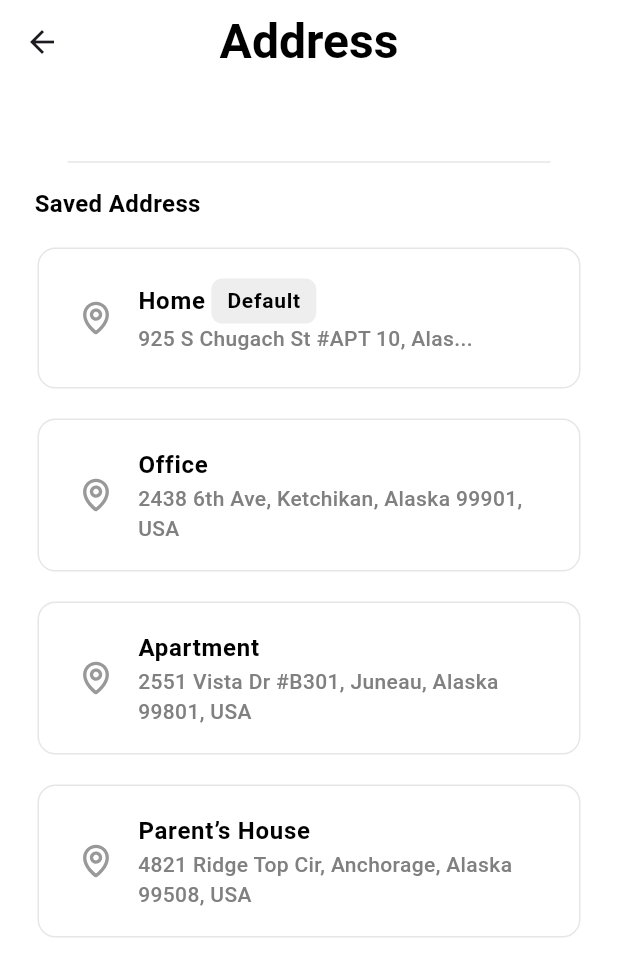
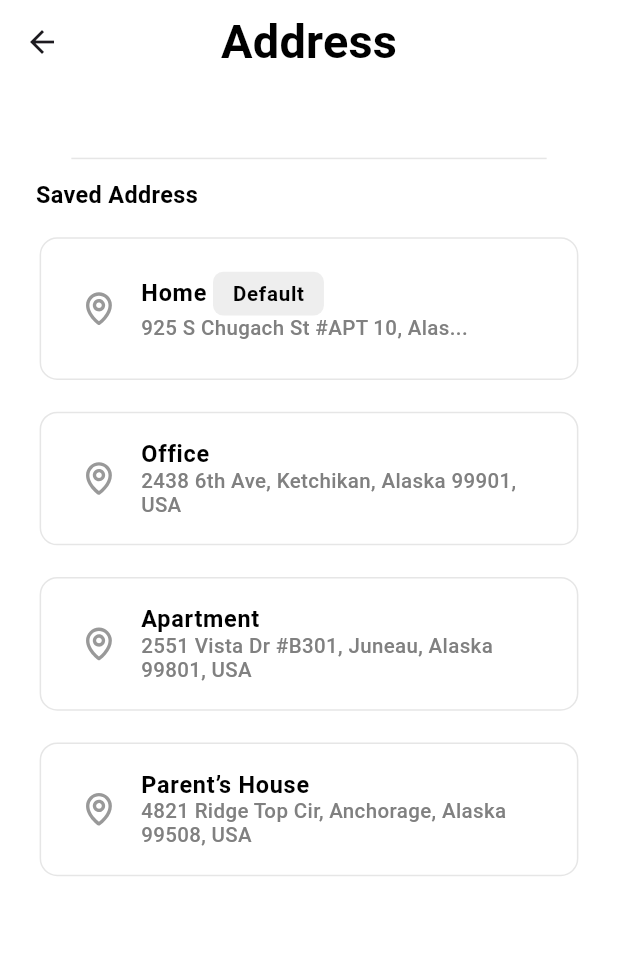
Before and after one commit to Salmakareem18/men_store, a Flutter app: the Homenav screen opened directly, item 3 of the bottom bar chosen, after a tap on the "arrow forward ios" icon, on a phone screen of 412 x 824 dp. Shown: the top 977 px of the screen. Run offline on Flutter 3.47's test engine with Material 3 defaults, Android fonts, the phone set to English and light mode, and no system bars; our stand-ins replace awesome_snackbar_content, bloc, dio, flutter_bloc, flutter_screenutil, flutter_secure_storage and 3 more; accounts and stored records are empty; network calls fail.

Commit message:
add screenunit to responsive screens

```diff
--- a/lib/core/helpers/App_ElevatedButton.dart
+++ b/lib/core/helpers/App_ElevatedButton.dart
@@ -1,6 +1,7 @@
 import 'package:app_store/core/helpers/App_Styles.dart';
 import 'package:app_store/core/helpers/App_colors.dart';
 import 'package:flutter/material.dart';
+import 'package:flutter_screenutil/flutter_screenutil.dart';
 
 class AppElevatedbutton extends StatelessWidget {
   AppElevatedbutton(
@@ -17,9 +18,9 @@ class AppElevatedbutton extends StatelessWidget {
         onPressed: onPressed,
         style: ElevatedButton.styleFrom(
           shape: RoundedRectangleBorder(
-            borderRadius: BorderRadius.circular(10),
+            borderRadius: BorderRadius.circular(10.r),
           ),
-          fixedSize: size ?? Size(380, 50),
+          fixedSize: size ?? Size(380.w, 50.h),
           backgroundColor: AppColors.primaryColor,
         ),
         child: widget ??
--- a/lib/core/helpers/App_Field.dart
+++ b/lib/core/helpers/App_Field.dart
@@ -1,6 +1,7 @@
 import 'package:app_store/core/helpers/App_Styles.dart';
 import 'package:app_store/core/helpers/App_colors.dart';
 import 'package:flutter/material.dart';
+import 'package:flutter_screenutil/flutter_screenutil.dart';
 
 class AppField extends StatelessWidget {
   AppField(
@@ -25,11 +26,11 @@ class AppField extends StatelessWidget {
       controller: controller,
       decoration: InputDecoration(
           enabledBorder: OutlineInputBorder(
-            borderRadius: BorderRadius.circular(10),
+            borderRadius: BorderRadius.circular(10.r),
             borderSide: BorderSide(color: AppColors.borderColor),
           ),
           focusedBorder: OutlineInputBorder(
-            borderRadius: BorderRadius.circular(10),
+            borderRadius: BorderRadius.circular(10.r),
             borderSide: BorderSide(color: AppColors.borderColor),
           ),
           suffixIcon: showIcon == false ? SizedBox.shrink() : eyeWidget,
--- a/lib/core/helpers/App_Styles.dart
+++ b/lib/core/helpers/App_Styles.dart
@@ -1,17 +1,18 @@
 import 'package:app_store/core/helpers/App_colors.dart';
 import 'package:flutter/material.dart';
+import 'package:flutter_screenutil/flutter_screenutil.dart';
 
 class AppStyles {
-  static const kAppStyle32black =
-      TextStyle(color: Colors.black, fontSize: 32, fontWeight: FontWeight.w600);
-  static const kAppStyle16gray = TextStyle(
-      color: AppColors.textGray, fontSize: 16, fontWeight: FontWeight.w400);
-  static const kTextStyleButton = TextStyle(
-      color: AppColors.textGray, fontSize: 14, fontWeight: FontWeight.w500);
-  static const kAppStyleProducName =
-      TextStyle(color: Colors.black, fontSize: 16, fontWeight: FontWeight.w600);
-  static const kAppStyleProductPrice = TextStyle(
-      color: AppColors.textGray, fontSize: 12, fontWeight: FontWeight.w500);
-  static const kAppStyle16white =
-      TextStyle(color: Colors.white, fontSize: 16, fontWeight: FontWeight.w600);
+  static final kAppStyle32black = TextStyle(
+      color: Colors.black, fontSize: 32.sp, fontWeight: FontWeight.w600);
+  static final kAppStyle16gray = TextStyle(
+      color: AppColors.textGray, fontSize: 16.sp, fontWeight: FontWeight.w400);
+  static final kTextStyleButton = TextStyle(
+      color: AppColors.textGray, fontSize: 14.sp, fontWeight: FontWeight.w500);
+  static final kAppStyleProducName = TextStyle(
+      color: Colors.black, fontSize: 16.sp, fontWeight: FontWeight.w600);
+  static final kAppStyleProductPrice = TextStyle(
+      color: AppColors.textGray, fontSize: 12.sp, fontWeight: FontWeight.w500);
+  static final kAppStyle16white = TextStyle(
+      color: Colors.white, fontSize: 16.sp, fontWeight: FontWeight.w600);
 }
--- a/lib/core/helpers/appbar.dart
+++ b/lib/core/helpers/appbar.dart
@@ -1,6 +1,7 @@
 import 'package:app_store/core/helpers/App_Styles.dart';
 import 'package:app_store/core/helpers/App_colors.dart';
 import 'package:flutter/material.dart';
+import 'package:flutter_screenutil/flutter_screenutil.dart';
 
 // ignore: must_be_immutable
 class CustomAppbar extends StatelessWidget implements PreferredSizeWidget {
@@ -26,5 +27,5 @@ class CustomAppbar extends StatelessWidget implements PreferredSizeWidget {
   }
 
   @override
-  Size get preferredSize => Size.fromHeight(100);
+  Size get preferredSize => Size.fromHeight(100.h);
 }
--- a/lib/screens/address_screen.dart
+++ b/lib/screens/address_screen.dart
@@ -5,6 +5,7 @@ import 'package:app_store/core/helpers/appbar.dart';
 import 'package:app_store/widgets/address_container.dart';
 import 'package:app_store/widgets/listtitle.dart';
 import 'package:flutter/material.dart';
+import 'package:flutter_screenutil/flutter_screenutil.dart';
 import 'package:flutter_svg/flutter_svg.dart';
 
 class AddressScreen extends StatelessWidget {
@@ -17,14 +18,14 @@ class AddressScreen extends StatelessWidget {
       backgroundColor: AppColors.scaffoldColor,
       appBar: CustomAppbar(title: "Address"),
       body: Padding(
-        padding: const EdgeInsets.symmetric(horizontal: 15),
+        padding: EdgeInsets.symmetric(horizontal: 15.w),
         child: Column(
           mainAxisAlignment: MainAxisAlignment.start,
           crossAxisAlignment: CrossAxisAlignment.stretch,
           children: [
             Divider(
-              indent: 30,
-              endIndent: 30,
+              indent: 30.w,
+              endIndent: 30.w,
               color: AppColors.borderColor,
             ),
             Padding(
@@ -36,23 +37,23 @@ class AddressScreen extends StatelessWidget {
             ),
             AddressContainer(
                 title: Row(
-                  spacing: 4,
+                  spacing: 4.w,
                   children: [
                     Text(
                       "Home",
                       style: AppStyles.kAppStyleProducName,
                     ),
                     Container(
-                      height: 30,
-                      width: 70,
+                      height: 30.h,
+                      width: 70.w,
                       decoration: BoxDecoration(
                           color: Colors.grey[200],
-                          borderRadius: BorderRadius.circular(7)),
+                          borderRadius: BorderRadius.circular(7.r)),
                       child: Center(
                         child: Text(
                           "Default",
                           style: AppStyles.kAppStyle16white
-                              .copyWith(color: Colors.black, fontSize: 14),
+                              .copyWith(color: Colors.black, fontSize: 14.sp),
                         ),
                       ),
                     )
--- a/lib/screens/button_nav/home screen/Home_screen.dart
+++ b/lib/screens/button_nav/home screen/Home_screen.dart
@@ -2,18 +2,14 @@ import 'package:app_store/core/helpers/App_Field.dart';
 import 'package:app_store/core/helpers/App_Styles.dart';
 import 'package:app_store/core/helpers/App_assets.dart';
 import 'package:app_store/core/helpers/App_colors.dart';
-import 'package:app_store/core/helpers/snackBar.dart';
 import 'package:app_store/screens/button_nav/home%20screen/category/cubit/category_cubit.dart';
-import 'package:app_store/screens/product%20%20details%20screen/producrdetails_screen.dart';
 import 'package:app_store/widgets/all_category.dart';
 import 'package:app_store/widgets/all_product_home.dart';
-import 'package:app_store/widgets/produc_gridbuilder.dart';
-import 'package:awesome_snackbar_content/awesome_snackbar_content.dart';
 import 'package:flutter/material.dart';
 import 'package:flutter_bloc/flutter_bloc.dart';
 import 'package:app_store/screens/button_nav/home%20screen/cubit/product_cubit.dart';
+import 'package:flutter_screenutil/flutter_screenutil.dart';
 import 'package:flutter_svg/flutter_svg.dart';
-import 'package:lottie/lottie.dart';
 
 class HomeScreen extends StatefulWidget {
   const HomeScreen({super.key});
@@ -46,20 +42,19 @@ class _HomeScreenState extends State<HomeScreen> {
           ),
         ),
         body: Column(
-          // mainAxisAlignment: MainAxisAlignment.start,
           crossAxisAlignment: CrossAxisAlignment.stretch,
           children: [
             Padding(
-              padding: const EdgeInsets.symmetric(horizontal: 24),
+              padding: EdgeInsets.symmetric(horizontal: 24.w),
               child: Row(
-                spacing: 8,
+                spacing: 8.w,
                 children: [
                   Expanded(
                     child: AppField(
                       hintText: "Search for clothes...",
                       prefix: SizedBox(
-                        height: 52,
-                        width: 52,
+                        height: 52.h,
+                        width: 52.w,
                         child: Icon(
                           Icons.search,
                           color: Color(0xffB3B3B3),
@@ -72,11 +67,11 @@ class _HomeScreenState extends State<HomeScreen> {
               ),
             ),
             SizedBox(
-              height: 16,
+              height: 16.h,
             ),
             AllCategory(),
             SizedBox(
-              height: 24,
+              height: 24.h,
             ),
             AllProductHomePage(),
           ],
--- a/lib/screens/button_nav/homenav.dart
+++ b/lib/screens/button_nav/homenav.dart
@@ -6,6 +6,7 @@ import 'package:app_store/screens/button_nav/home%20screen/Home_screen.dart';
 import 'package:app_store/screens/button_nav/profile_screen/profile_screen.dart';
 import 'package:flutter/material.dart';
 import 'package:flutter_bloc/flutter_bloc.dart';
+import 'package:flutter_screenutil/flutter_screenutil.dart';
 import 'package:flutter_svg/flutter_svg.dart';
 
 class Homenav extends StatefulWidget {
@@ -26,12 +27,12 @@ class _HomenavState extends State<Homenav> {
       child: Scaffold(
         backgroundColor: AppColors.scaffoldColor,
         bottomNavigationBar: Container(
-          height: 70,
+          height: 70.h,
           decoration: BoxDecoration(
             color: AppColors.scaffoldColor,
-            borderRadius: const BorderRadius.only(
-              topLeft: Radius.circular(40),
-              topRight: Radius.circular(40),
+            borderRadius: BorderRadius.only(
+              topLeft: Radius.circular(40.r),
+              topRight: Radius.circular(40.r),
             ),
             border: Border(top: BorderSide(color: AppColors.borderColor)),
           ),
--- a/lib/screens/button_nav/profile_screen/profile_screen.dart
+++ b/lib/screens/button_nav/profile_screen/profile_screen.dart
@@ -5,6 +5,7 @@ import 'package:app_store/screens/address_screen.dart';
 import 'package:app_store/widgets/dialog_sheet.dart';
 import 'package:app_store/widgets/listtitle.dart';
 import 'package:flutter/material.dart';
+import 'package:flutter_screenutil/flutter_screenutil.dart';
 import 'package:flutter_svg/flutter_svg.dart';
 
 import '../../../core/helpers/App_Styles.dart';
@@ -20,11 +21,11 @@ class ProfileScreen extends StatelessWidget {
         title: "Account",
       ),
       body: Column(
-        spacing: 5,
+        spacing: 5.h,
         children: [
           Divider(
-            indent: 30,
-            endIndent: 30,
+            indent: 30.w,
+            endIndent: 30.w,
             color: AppColors.borderColor,
           ),
           ListTitleProfile(
@@ -37,7 +38,7 @@ class ProfileScreen extends StatelessWidget {
             ),
           ),
           Divider(
-            thickness: 7,
+            thickness: 7.h,
             color: Color(0xffAAAAAA),
           ),
           ListTitleProfile(
@@ -50,8 +51,8 @@ class ProfileScreen extends StatelessWidget {
             ),
           ),
           Divider(
-            indent: 35,
-            endIndent: 35,
+            indent: 35.w,
+            endIndent: 35.w,
             color: AppColors.borderColor,
           ),
           ListTitleProfile(
@@ -70,8 +71,8 @@ class ProfileScreen extends StatelessWidget {
             ),
           ),
           Divider(
-            indent: 35,
-            endIndent: 35,
+            indent: 35.w,
+            endIndent: 35.w,
             color: AppColors.borderColor,
           ),
           ListTitleProfile(
@@ -84,8 +85,8 @@ class ProfileScreen extends StatelessWidget {
             ),
           ),
           Divider(
-            indent: 35,
-            endIndent: 35,
+            indent: 35.w,
+            endIndent: 35.w,
             color: AppColors.borderColor,
           ),
           ListTitleProfile(
@@ -98,11 +99,11 @@ class ProfileScreen extends StatelessWidget {
             ),
           ),
           Divider(
-            thickness: 7,
+            thickness: 7.h,
             color: AppColors.borderColor,
           ),
           SizedBox(
-            height: 100,
+            height: 100.h,
           ),
           GestureDetector(
             onTap: () {
--- a/lib/widgets/address_container.dart
+++ b/lib/widgets/address_container.dart
@@ -1,5 +1,6 @@
 import 'package:app_store/core/helpers/App_assets.dart';
 import 'package:flutter/material.dart';
+import 'package:flutter_screenutil/flutter_screenutil.dart';
 import 'package:flutter_svg/svg.dart';
 
 import '../core/helpers/App_Styles.dart';
@@ -12,11 +13,11 @@ class AddressContainer extends StatelessWidget {
   @override
   Widget build(BuildContext context) {
     return Container(
-      margin: const EdgeInsets.all(10),
-      padding: const EdgeInsets.all(10),
+      margin: EdgeInsets.all(10.w),
+      padding: EdgeInsets.all(10.w),
       decoration: BoxDecoration(
         border: Border.all(color: AppColors.borderColor),
-        borderRadius: BorderRadius.circular(12),
+        borderRadius: BorderRadius.circular(12.r),
       ),
       child: ListTile(
         leading: SvgPicture.asset(AppAssets.locationAssets),
--- a/lib/widgets/all_product_home.dart
+++ b/lib/widgets/all_product_home.dart
@@ -3,6 +3,7 @@ import 'package:app_store/screens/button_nav/cart_screen/cubit/cart_cubit.dart';
 import 'package:app_store/screens/product%20%20details%20screen/producrdetails_screen.dart';
 import 'package:flutter/material.dart';
 import 'package:flutter_bloc/flutter_bloc.dart';
+import 'package:flutter_screenutil/flutter_screenutil.dart';
 import 'package:lottie/lottie.dart';
 
 import '../core/helpers/App_assets.dart';
@@ -20,8 +21,8 @@ class AllProductHomePage extends StatelessWidget {
           return Center(
             child: Lottie.asset(
               AppAssets.loadingAssets,
-              width: 150,
-              height: 150,
+              width: 150.w,
+              height: 150.h,
               fit: BoxFit.contain,
             ),
           );
--- a/lib/widgets/cartrow.dart
+++ b/lib/widgets/cartrow.dart
@@ -1,5 +1,6 @@
 import 'package:app_store/core/helpers/App_Styles.dart';
 import 'package:flutter/material.dart';
+import 'package:flutter_screenutil/flutter_screenutil.dart';
 
 class CartRow extends StatelessWidget {
   CartRow(
@@ -13,7 +14,7 @@ class CartRow extends StatelessWidget {
   @override
   Widget build(BuildContext context) {
     return Padding(
-      padding: const EdgeInsets.symmetric(vertical: 4),
+      padding: EdgeInsets.symmetric(vertical: 4.h),
       child: Row(
         mainAxisAlignment: MainAxisAlignment.spaceBetween,
         children: [
```
Also changed, not shown: lib/main.dart (+20 -8 lines), lib/screens/auth/login/login_screen.dart (+13 -15 lines), lib/screens/button_nav/cart_screen/cart_screen.dart (+6 -5 lines), lib/screens/product  details screen/producrdetails_screen.dart (+7 -6 lines), lib/widgets/all_category.dart (+6 -5 lines), lib/widgets/cart_item.dart (+14 -13 lines), lib/widgets/cartbutton.dart (+5 -4 lines), lib/widgets/dialog_sheet.dart (+7 -6 lines).
